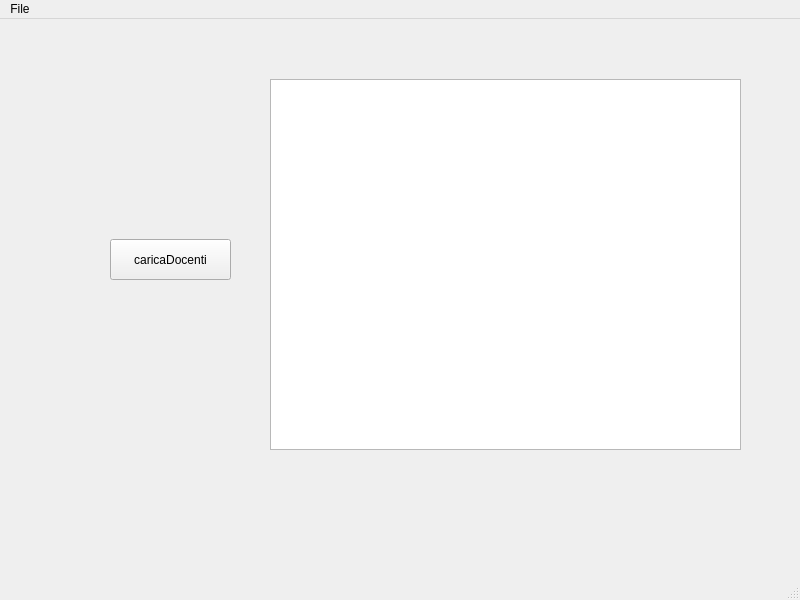
The window that mainwindow.ui (LorenzoSmedile/InterfaceLab) describes before a commit, drawn with Qt 5.
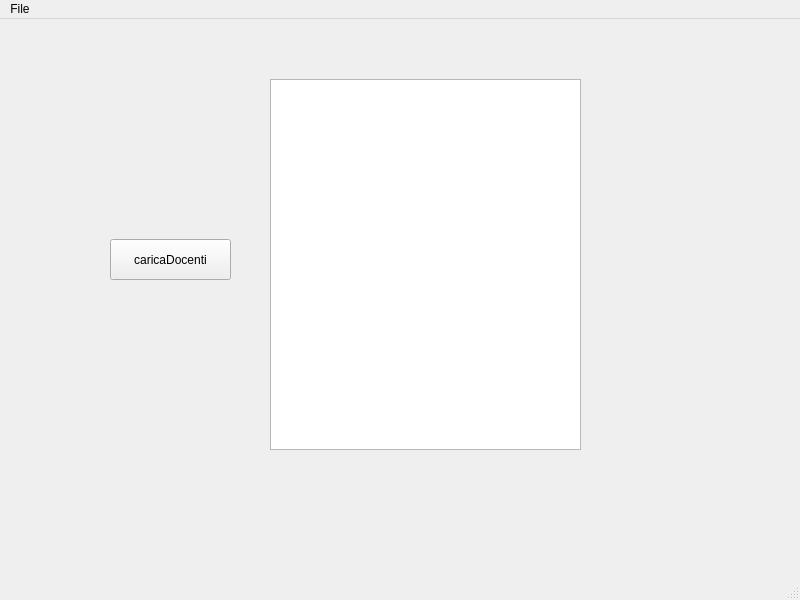
The same window after the commit.

Diff of the .ui file:
```diff
--- a/mainwindow.ui
+++ b/mainwindow.ui
@@ -32,7 +32,7 @@
      <rect>
       <x>270</x>
       <y>60</y>
-      <width>471</width>
+      <width>311</width>
       <height>371</height>
      </rect>
     </property>
```
